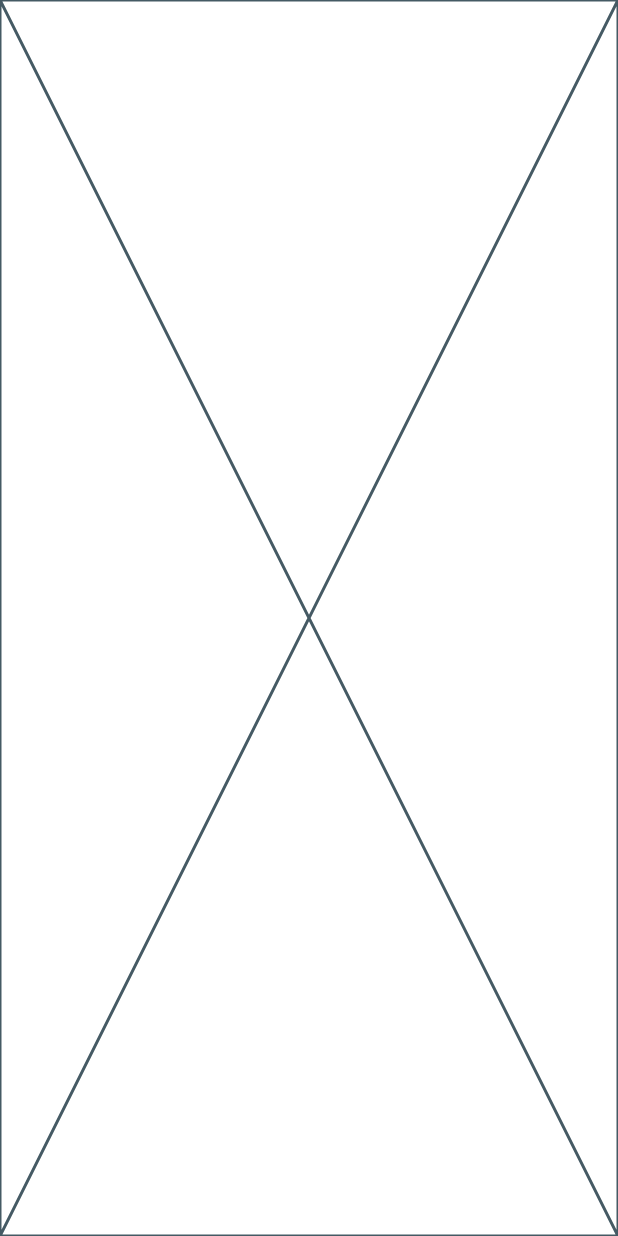
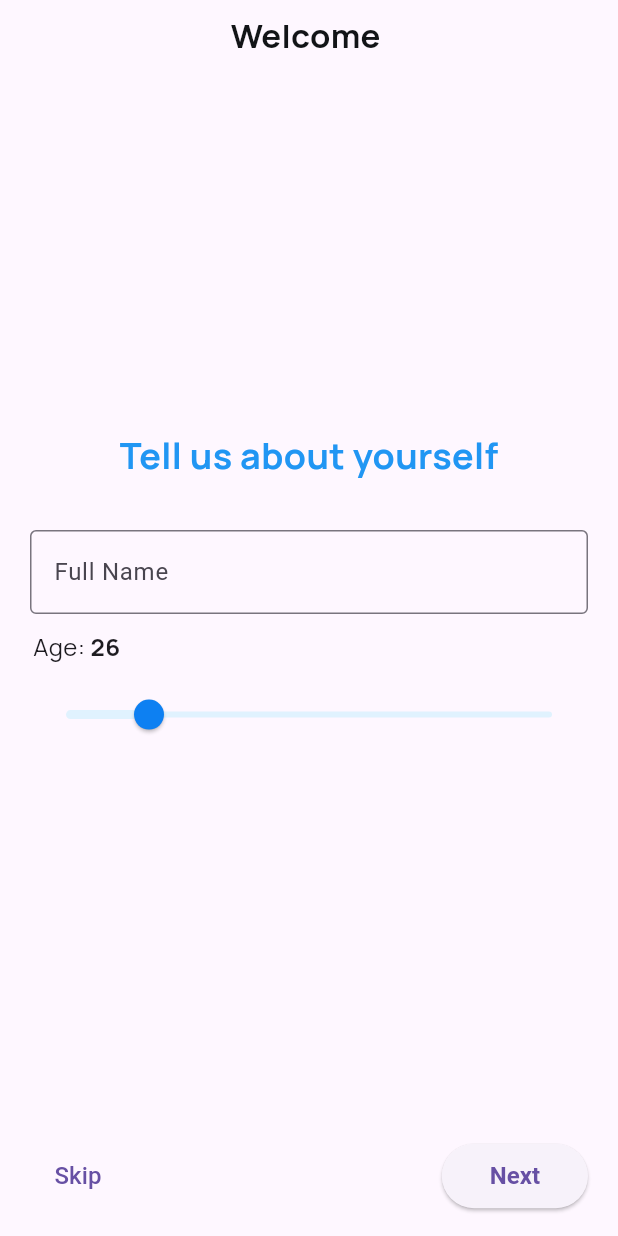
Before and after one commit to jagjeet78/getwell_final, a Flutter app: the screen it shows after launch, on a phone screen of 412 x 824 dp. Run offline on Flutter 3.47's test engine with Material 3 defaults, Android fonts, the phone set to English and light mode, and no system bars; our stand-ins replace flutter_dotenv, flutter_otp_text_field, get, google_fonts, intl_phone_number_input, supabase_flutter; accounts and stored records are empty.

Commit message:
here we added the question  page which will be asking the questions to the users for the like name , age ,gender and the all things ~ Jagjeet Singh

```diff
--- /dev/null
+++ b/lib/componets/slider.dart
@@ -0,0 +1,30 @@
+import 'package:flutter/material.dart';
+
+
+class slider extends StatefulWidget {
+  const slider({super.key});
+
+  @override
+  State<slider> createState() => _sliderState();
+}
+
+class _sliderState extends State<slider> {
+  @override
+  Widget build(BuildContext context) {
+    return Center(
+
+      child: Row(
+        slider(
+
+       min:1,
+       max:100,
+
+        ),
+
+      ),
+
+
+
+    );
+  }
+}
--- /dev/null
+++ b/lib/pages/question_page_controller.dart
@@ -0,0 +1,12 @@
+import 'package:get/get.dart';
+
+class QuestionPageController extends GetxController {
+  // 1. Make the variable reactive with .obs
+  final sliderval = 26.0.obs;
+
+  // 2. This method will now work correctly because sliderval is an RxDouble.
+  //    (Also corrected the method name to match what's called in the UI)
+  void updateSliderValue(double newValue) {
+    sliderval.value = newValue;
+  }
+}
--- a/lib/pages/questions_page.dart
+++ b/lib/pages/questions_page.dart
@@ -1,18 +1,172 @@
 import 'package:flutter/material.dart';
 import 'package:get/get.dart';
+import 'package:getwell_final/pages/question_page_controller.dart';
+// import 'package:getwell_final/themes/app_fonts.dart'; // Assuming this is your font file
+import 'package:google_fonts/google_fonts.dart';
+
+// No need for a StatefulWidget anymore, GetX handles the state.
+class QuestionsPage extends StatelessWidget {
+  const QuestionsPage({super.key});
+
+  @override
+  Widget build(BuildContext context) {
+    // Initialize your controller. Get.put() creates a new instance.
+    final QuestionPageController controller = Get.put(QuestionPageController());
+
+    return SafeArea(
+      child: Scaffold(
+        body: SingleChildScrollView(
+          // Added to prevent overflow on small screens
+          child: Column(
+            children: [
+              ///  CODR FOR THE UPPER WELCOME TEXT HERE
+              Padding(
+                padding: EdgeInsets.only(top: Get.height * 0.01),
+                child: Row(
+                  mainAxisAlignment: MainAxisAlignment.center,
+                  children: [
+                    Text(
+                      "Welcome ",
+                      style: GoogleFonts.manrope(
+                        fontSize: 22,
+                        fontWeight: FontWeight.bold,
+                        color: Color(0xFF121417),
+                      ),
+                    ),
+                  ],
+                ),
+              ),
+
+              // CODE FOR THE IMAGE SHOWN HERE TO BE THE LIKE DYNAMIC
+              SizedBox(height: Get.height * 0.3), // Adjusted height slightly
+
+              Padding(
+                padding: const EdgeInsets.symmetric(horizontal: 20),
+                child: Column(
+                  children: [
+                    Text(
+                      "Tell us about yourself",
+                      style: GoogleFonts.manrope(
+                        fontSize: 24,
+                        color: Colors.blue,
+                        fontWeight: FontWeight.bold,
+                      ),
+                    ),
+
+                    SizedBox(height: Get.height * 0.04),
+
+                    const TextField(
+                      decoration: InputDecoration(
+                        border: OutlineInputBorder(),
+                        labelText: "Full Name",
+                      ),
+                    ),
+                    const SizedBox(
+                      height: 10,
+                    ), // Using fixed height is often better
+                    // --- KEY CHANGE AREA ---
+                    // Obx will automatically rebuild its children when sliderval changes.
+                    Obx(
+                      () => Column(
+                        children: [
+                          // This row now shows the reactive value of the age
+                          Row(
+                            mainAxisAlignment: MainAxisAlignment.start,
+                            children: [
+                              Padding(
+                                padding: const EdgeInsets.only(left: 2),
+                                child: Text(
+                                  "Age: ",
+                                  style: GoogleFonts.manrope(fontSize: 16),
+                                ),
+                              ),
+                              // 1. Display the slider's value.
+                              //    .toInt() converts the double (e.g., 25.0) to an integer (25).
+                              Text(
+                                controller.sliderval.value.toInt().toString(),
+                                style: GoogleFonts.manrope(
+                                  fontSize: 16,
+                                  fontWeight: FontWeight.bold,
+                                ),
+                              ),
+                            ],
+                          ),
+                          const SizedBox(height: 10),
+
+                          // This is the code for the slider
+                          Slider(
+                            activeColor: Color(0xFFe0f2fe),
+                            thumbColor: Color(0xFf0d80f2),
+                            inactiveColor: Color(0xFFe0f2fe),
+
+                            // 2. Set the slider's properties
+                            value: controller.sliderval.value,
+                            min: 1, // Set a minimum age
+                            max: 150, // Set a maximum agex
+                            divisions: 150, // Creates steps for each year
+                            // 3. When the slider is moved, call the controller's method
+                            onChanged: (value) {
+                              controller.updateSliderValue(value);
+                            },
+                          ),
+                        ],
+                      ),
+                    ),
+
+                    SizedBox(height: Get.height * 0.02),
+
+                    Row(),
 
 
 
-class QuestionsPage extends StatefulWidget {
-  const QuestionsPage({super.key});
 
-  @override
-  State<QuestionsPage> createState() => _QuestionsPageState();
-}
 
-class _QuestionsPageState extends State<QuestionsPage> {
-  @override
-  Widget build(BuildContext context) {
-    return const Placeholder();
+
+
+                    // bottom rows of the buttons of the skip and the next button and the all things here
+
+
+
+                  ],
+
+
+                ),
+              ),
+            ],
+          ),
+        ),
+
+
+          bottomNavigationBar: Padding(
+          padding: const EdgeInsets.symmetric(horizontal: 20, vertical: 16),
+          child: Row(
+            mainAxisAlignment: MainAxisAlignment.spaceBetween,
+            children: [
+              // Using TextButton for a less prominent "skip" action
+              TextButton(
+                onPressed: () {
+                  // Handle skip logic
+                },
+                child: const Text(
+                  'Skip',
+                  style: TextStyle(fontSize: 16),
+                ),
+              ),
+              // Using ElevatedButton for the primary "next" action
+              ElevatedButton(
+                onPressed: () {
+                  // Handle next logic
+                },
+                style: ElevatedButton.styleFrom(
+                  padding: const EdgeInsets.symmetric(horizontal: 32, vertical: 12),
+                  textStyle: const TextStyle(fontSize: 16, fontWeight: FontWeight.bold),
+                ),
+                child: const Text("Next"),
+              ),
+            ],
+          ),
+        ),
+      ),
+    );
   }
 }
--- /dev/null
+++ b/lib/themes/app_fonts.dart
@@ -0,0 +1,9 @@
+import 'package:flutter/material.dart';
+import 'package:google_fonts/google_fonts.dart';
+
+
+
+
+class AppFonts{
+  static const String primaryFont = "Manrope";
+}
```
Also changed, not shown: lib/themes/app_theme.dart (added), 1 other file.
